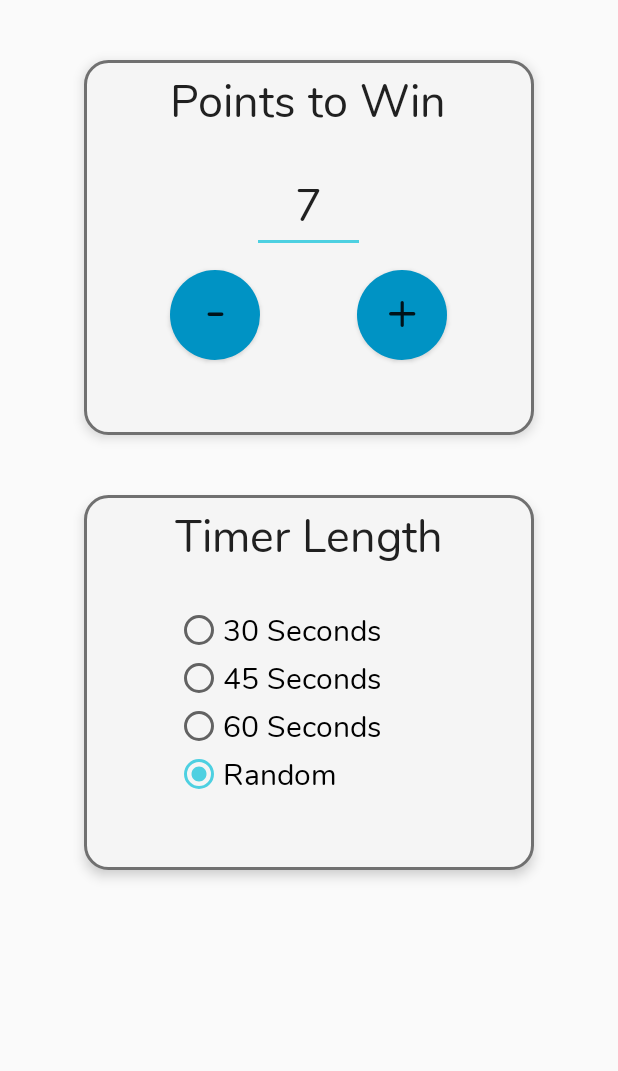
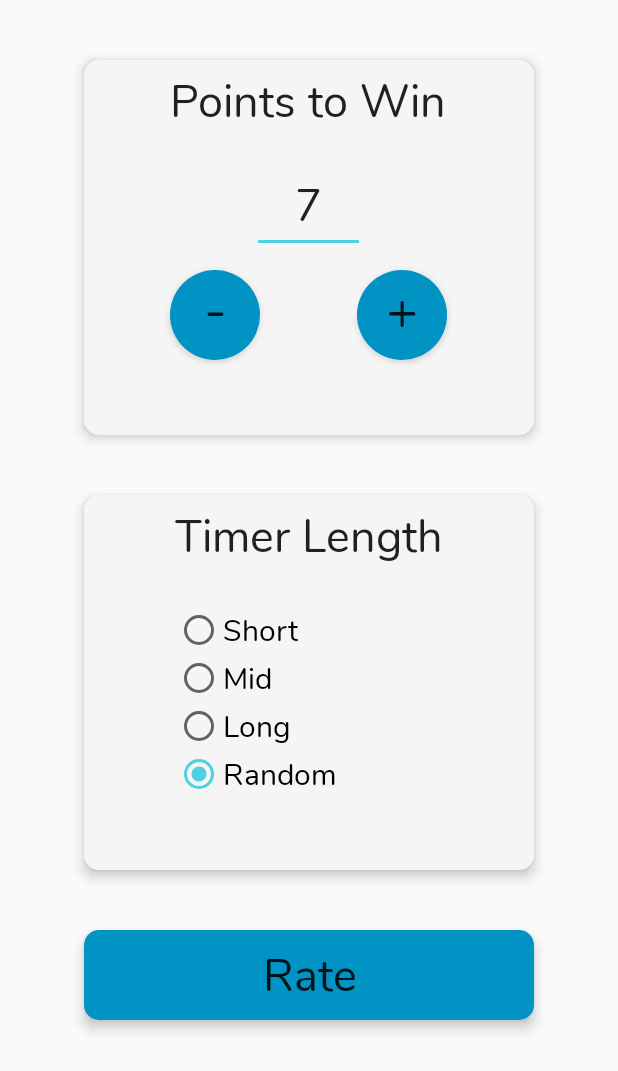
Before and after one commit to jacksonw765/PhraseCatch, an Android app: the SettingsActivity screen opened directly, with no data from a screen before it, on a phone screen of 412 x 824 dp. Shown: the top 1071 px of the screen. Run offline under Robolectric (Android 15) with nearby library versions, the phone set to English and light mode, and no system bars.

Commit message:
new sound effects, major UI refactor

```diff
--- a/app/src/main/AndroidManifest.xml
+++ b/app/src/main/AndroidManifest.xml
@@ -15,7 +15,8 @@
         android:supportsRtl="true"
         android:appComponentFactory="whateverString"
         android:theme="@style/AppTheme"
-        tools:replace="android:appComponentFactory">
+        tools:replace="android:appComponentFactory"
+        android:fullBackupContent="@xml/backup_descriptor">
         <activity
             android:name=".intro.MainLauncher"
             android:label="@string/app_name">
@@ -36,7 +37,7 @@
         <activity
             android:name=".SettingsActivity"
             android:screenOrientation="portrait" />
-        <activity android:name=".CategoryActivity"></activity>
+        <activity android:name=".CategoryActivity" />
 
         <meta-data
             android:name="preloaded_fonts"
--- a/app/src/main/java/com/jacksonw765/phrasecatch/Data.java
+++ b/app/src/main/java/com/jacksonw765/phrasecatch/Data.java
@@ -7,9 +7,9 @@ import android.preference.PreferenceManager;
 public class Data {
 
     //define constants
-    public final static String RADIO_KEY = "RADIO_KEY";
-    public final static String POINTS_KEY = "POINTS_KEY";
-    public final static String FIRST_RUN = "FIRST_RUN";
+    private final static String RADIO_KEY = "RADIO_KEY";
+    private final static String POINTS_KEY = "POINTS_KEY";
+    private final static String FIRST_RUN = "FIRST_RUN";
     public final static int SHORT = 1;
     public final static int MID = 2;
     public final static int LONG = 3;
@@ -18,7 +18,7 @@ public class Data {
     //private variables
     private SharedPreferences.Editor editor;
     private SharedPreferences prefs;
-    private Context context;
+    private final Context context;
 
     public Data(Context context) {
         this.context = context;
--- a/app/src/main/java/com/jacksonw765/phrasecatch/SettingsActivity.java
+++ b/app/src/main/java/com/jacksonw765/phrasecatch/SettingsActivity.java
@@ -1,6 +1,8 @@
 package com.jacksonw765.phrasecatch;
 
+import android.content.Intent;
 import android.media.MediaPlayer;
+import android.net.Uri;
 import android.os.Bundle;
 import android.support.v7.app.AppCompatActivity;
 import android.text.InputType;
@@ -14,7 +16,7 @@ import android.widget.Toast;
 public class SettingsActivity extends AppCompatActivity {
 
     //define UI
-    private Button buttonPlus, buttonMinus;
+    private Button buttonPlus, buttonMinus, buttonRate;
     private TextView textViewPointsToWin;
     private RadioGroup radioGroup;
     private RadioButton radioShort, radioMid, radioLong, radioRandom;
@@ -48,6 +50,7 @@ public class SettingsActivity extends AppCompatActivity {
         radioMid = findViewById(R.id.radioButtonTwo);
         radioLong = findViewById(R.id.radioButtonThree);
         radioRandom = findViewById(R.id.radioButtonFour);
+        buttonRate = findViewById(R.id.buttonRate);
 
         //instantiate other elements
         pointsToWin = data.loadPointsToWin();
@@ -119,7 +122,6 @@ public class SettingsActivity extends AppCompatActivity {
                         pointsToWin++;
                         textViewPointsToWin.setText("" + pointsToWin);
                         data.savePointsToWin(pointsToWin);
-                        System.out.println("Load" + data.loadPointsToWin());
                     } catch (Exception e) {
                         Toast.makeText(getApplicationContext(), "Error", Toast.LENGTH_SHORT).show();
                     }
@@ -129,6 +131,13 @@ public class SettingsActivity extends AppCompatActivity {
             }
         });
 
+        buttonRate.setOnClickListener(new View.OnClickListener() {
+            @Override
+            public void onClick(View view) {
+                Intent browserIntent = new Intent(Intent.ACTION_VIEW, Uri.parse("https://play.google.com/store/apps/details?id=com.jacksonw765.phrasecatch&hl=en_US"));
+                startActivity(browserIntent);
+            }
+        });
 
     }
 }
--- a/app/src/main/res/drawable/button_lightblue.xml
+++ b/app/src/main/res/drawable/button_lightblue.xml
@@ -3,10 +3,10 @@
     <item android:state_pressed="true">
         <shape xmlns:android="http://schemas.android.com/apk/res/android" >
             <corners
-                android:topLeftRadius="15dp"
-                android:topRightRadius="15dp"
-                android:bottomLeftRadius="15dp"
-                android:bottomRightRadius="15dp"
+                android:topLeftRadius="10dp"
+                android:topRightRadius="10dp"
+                android:bottomLeftRadius="10dp"
+                android:bottomRightRadius="10dp"
                 />
             <solid
                 android:color="#0086c3"
@@ -17,10 +17,10 @@
     <item>
         <shape xmlns:android="http://schemas.android.com/apk/res/android" >
             <corners
-                android:topLeftRadius="15dp"
-                android:topRightRadius="15dp"
-                android:bottomLeftRadius="15dp"
-                android:bottomRightRadius="15dp"
+                android:topLeftRadius="10dp"
+                android:topRightRadius="10dp"
+                android:bottomLeftRadius="10dp"
+                android:bottomRightRadius="10dp"
                 />
             <solid
                 android:color="#0093c4"
--- a/app/src/main/res/drawable/button_white.xml
+++ b/app/src/main/res/drawable/button_white.xml
@@ -3,10 +3,10 @@
     <item android:state_pressed="true">
         <shape xmlns:android="http://schemas.android.com/apk/res/android" >
             <corners
-                android:topLeftRadius="15dp"
-                android:topRightRadius="15dp"
-                android:bottomLeftRadius="15dp"
-                android:bottomRightRadius="15dp" />
+                android:topLeftRadius="10dp"
+                android:topRightRadius="10dp"
+                android:bottomLeftRadius="10dp"
+                android:bottomRightRadius="10dp" />
             <solid
                 android:color="#eeeeee" />
         </shape>
@@ -15,10 +15,10 @@
     <item>
         <shape xmlns:android="http://schemas.android.com/apk/res/android" >
             <corners
-                android:topLeftRadius="15dp"
-                android:topRightRadius="15dp"
-                android:bottomLeftRadius="15dp"
-                android:bottomRightRadius="15dp" />
+                android:topLeftRadius="10dp"
+                android:topRightRadius="10dp"
+                android:bottomLeftRadius="10dp"
+                android:bottomRightRadius="10dp" />
             <solid
                 android:color="#f5f5f5" />
         </shape>
--- a/app/src/main/res/drawable/button_white_bordered.xml
+++ b/app/src/main/res/drawable/button_white_bordered.xml
@@ -3,10 +3,10 @@
     <item android:state_pressed="true">
         <shape xmlns:android="http://schemas.android.com/apk/res/android" >
             <corners
-                android:topLeftRadius="15dp"
-                android:topRightRadius="15dp"
-                android:bottomLeftRadius="15dp"
-                android:bottomRightRadius="15dp" />
+                android:topLeftRadius="10dp"
+                android:topRightRadius="10dp"
+                android:bottomLeftRadius="10dp"
+                android:bottomRightRadius="10dp" />
             <solid
                 android:color="#eeeeee" />
         </shape>
@@ -17,10 +17,10 @@
     <item>
         <shape xmlns:android="http://schemas.android.com/apk/res/android" >
             <corners
-                android:topLeftRadius="15dp"
-                android:topRightRadius="15dp"
-                android:bottomLeftRadius="15dp"
-                android:bottomRightRadius="15dp" />
+                android:topLeftRadius="10dp"
+                android:topRightRadius="10dp"
+                android:bottomLeftRadius="10dp"
+                android:bottomRightRadius="10dp" />
             <solid
                 android:color="#f5f5f5" />
             <stroke
--- a/app/src/main/res/layout/activity_play.xml
+++ b/app/src/main/res/layout/activity_play.xml
@@ -91,7 +91,7 @@
 
     <Button
         android:id="@+id/buttonStop"
-        android:layout_width="275dp"
+        android:layout_width="300dp"
         android:layout_height="60dp"
         android:layout_marginBottom="36dp"
         android:background="@drawable/button_red"
@@ -106,7 +106,7 @@
 
     <Button
         android:id="@+id/buttonNext"
-        android:layout_width="275dp"
+        android:layout_width="300dp"
         android:layout_height="60dp"
         android:layout_marginTop="36dp"
         android:background="@drawable/button_lightblue"
--- a/app/src/main/res/layout/activity_settings.xml
+++ b/app/src/main/res/layout/activity_settings.xml
@@ -14,7 +14,7 @@
 
         <Space
             android:layout_width="wrap_content"
-            android:layout_height="40dp" />
+            android:layout_height="40dp"/>
 
         <RelativeLayout
             android:id="@+id/layoutPoints"
@@ -22,7 +22,7 @@
             android:layout_height="250dp"
             android:layout_alignParentTop="true"
             android:layout_centerHorizontal="true"
-            android:background="@drawable/button_white_bordered"
+            android:background="@drawable/button_white"
             android:elevation="5dp"
             tools:layout_editor_absoluteX="39dp"
             tools:layout_editor_absoluteY="298dp">
@@ -60,7 +60,7 @@
                 android:layout_alignParentBottom="true"
                 android:layout_marginBottom="50dp"
                 android:background="@drawable/button_lightblue_circle"
-                android:elevation="2dp"
+                android:elevation="3dp"
                 android:fontFamily="@font/nunito"
                 android:text="+"
                 android:textAlignment="center"
@@ -73,7 +73,7 @@
                 android:layout_alignStart="@+id/textView2"
                 android:layout_alignTop="@+id/buttonPlus"
                 android:background="@drawable/button_lightblue_circle"
-                android:elevation="2dp"
+                android:elevation="3dp"
                 android:fontFamily="@font/nunito"
                 android:text="-"
                 android:textAlignment="center"
@@ -83,7 +83,7 @@
 
         <Space
             android:layout_width="wrap_content"
-            android:layout_height="40dp" />
+            android:layout_height="40dp"/>
 
         <RelativeLayout
             android:id="@+id/layoutTimer"
@@ -91,8 +91,7 @@
             android:layout_height="250dp"
             android:layout_alignStart="@+id/layoutPoints"
             android:layout_alignParentBottom="true"
-            android:layout_marginBottom="103dp"
-            android:background="@drawable/button_white_bordered"
+            android:background="@drawable/button_white"
             android:elevation="5dp">
 
             <TextView
@@ -123,7 +122,7 @@
                     android:layout_marginStart="0dp"
                     android:layout_marginTop="74dp"
                     android:fontFamily="@font/nunito"
-                    android:text="30 Seconds"
+                    android:text="Short"
                     android:textSize="20sp" />
 
                 <RadioButton
@@ -135,7 +134,7 @@
                     android:layout_marginStart="0dp"
                     android:layout_marginTop="0dp"
                     android:fontFamily="@font/nunito"
-                    android:text="45 Seconds"
+                    android:text="Mid"
                     android:textSize="20sp" />
 
                 <RadioButton
@@ -147,7 +146,7 @@
                     android:layout_marginStart="0dp"
                     android:layout_marginTop="0dp"
                     android:fontFamily="@font/nunito"
-                    android:text="60 Seconds"
+                    android:text="Long"
                     android:textSize="20sp" />
 
                 <RadioButton
@@ -161,8 +160,26 @@
                     android:fontFamily="@font/nunito"
                     android:text="Random"
                     android:textSize="20sp" />
-
             </RadioGroup>
         </RelativeLayout>
+
+        <Space
+            android:layout_width="wrap_content"
+            android:layout_height="40dp"/>
+
+        <Button
+            android:id="@+id/buttonRate"
+            android:layout_width="300dp"
+            android:layout_height="60dp"
+            android:background="@drawable/button_lightblue"
+            android:elevation="5dp"
+            android:fontFamily="@font/nunito"
+            android:gravity="center"
+            android:text="Rate"
+            android:textSize="30sp"/>
+
+        <Space
+            android:layout_width="wrap_content"
+            android:layout_height="40dp" />
     </LinearLayout>
 </ScrollView>
--- a/app/src/main/res/values/categories.xml
+++ b/app/src/main/res/values/categories.xml
@@ -186,7 +186,7 @@
 		<item>Sitar</item>
 		<item>Tuba</item>
 		<item>Squidward</item>
-		<item>Rotten Tomatos</item>
+		<item>Rotten Tomatoes</item>
 		<item>Will Smith</item>
 		<item>Sequel</item>
 		<item>Back to the Future</item>
--- /dev/null
+++ b/app/src/main/res/xml/backup_descriptor.xml
@@ -0,0 +1,4 @@
+<?xml version="1.0" encoding="utf-8"?>
+<full-backup-content>
+    <!-- Exclude specific shared preferences that contain GCM registration Id -->
+</full-backup-content>
```
Also changed, not shown: app/src/main/java/com/jacksonw765/phrasecatch/CategoryActivity.java (+8 -1 lines), app/src/main/res/drawable/button_green.xml (+9 -9 lines), app/src/main/res/drawable/button_red.xml (+8 -8 lines), app/src/main/res/layout/activity_category.xml (+11 -9 lines), 4 other files.
